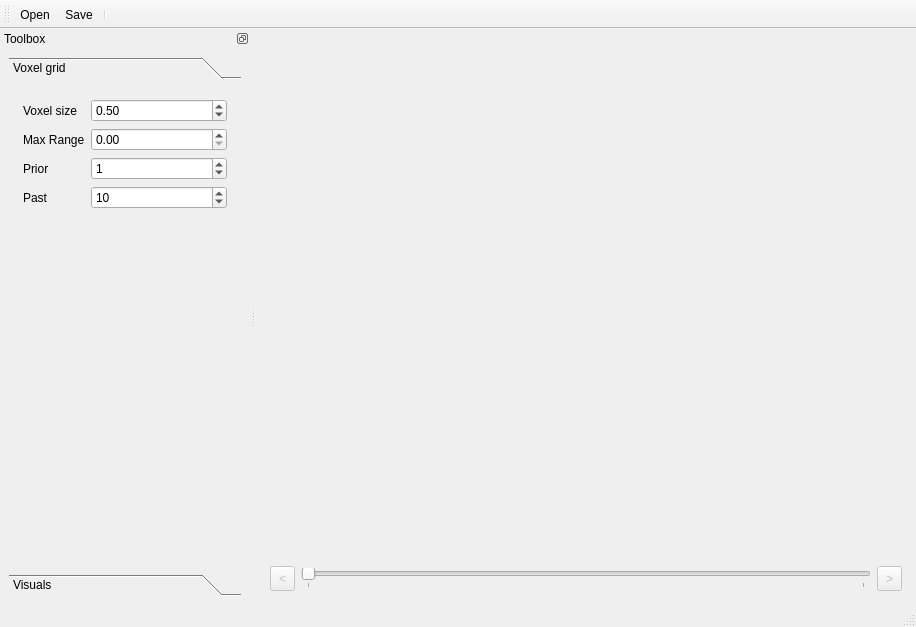
Before: the Qt Designer form src/VoxelizerMainFrame.ui in jbehley/voxelizer, drawn with Qt 5.
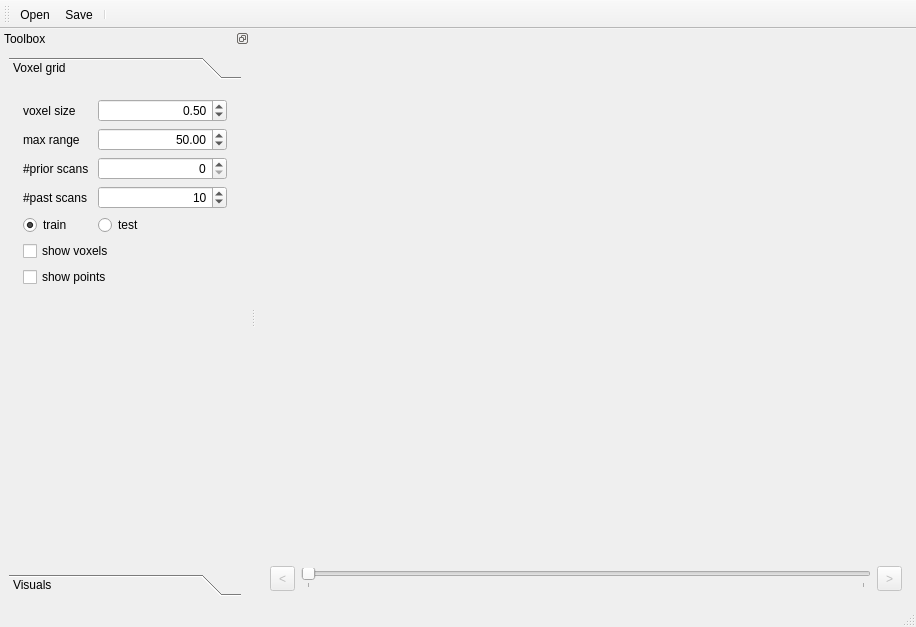
After: the same form once the commit is applied. Custom widgets are drawn as their Qt base class.

Commit message: wip: voxel grid creation.

The edit to the form file:
```diff
--- a/src/VoxelizerMainFrame.ui
+++ b/src/VoxelizerMainFrame.ui
@@ -166,7 +166,7 @@
           <x>0</x>
           <y>0</y>
           <width>232</width>
-          <height>455</height>
+          <height>459</height>
          </rect>
         </property>
         <attribute name="label">
@@ -189,6 +189,9 @@
            </property>
            <item row="0" column="1">
             <widget class="QDoubleSpinBox" name="spinVoxelSize">
+             <property name="alignment">
+              <set>Qt::AlignRight|Qt::AlignTrailing|Qt::AlignVCenter</set>
+             </property>
              <property name="minimum">
               <double>0.010000000000000</double>
              </property>
@@ -203,46 +206,59 @@
            <item row="0" column="0">
             <widget class="QLabel" name="label">
              <property name="text">
-              <string>Voxel size</string>
+              <string>voxel size</string>
              </property>
             </widget>
            </item>
            <item row="1" column="0">
             <widget class="QLabel" name="label_2">
              <property name="text">
-              <string>Max Range</string>
+              <string>max range</string>
              </property>
             </widget>
            </item>
            <item row="1" column="1">
-            <widget class="QDoubleSpinBox" name="spinMaxRange"/>
+            <widget class="QDoubleSpinBox" name="spinMaxRange">
+             <property name="alignment">
+              <set>Qt::AlignRight|Qt::AlignTrailing|Qt::AlignVCenter</set>
+             </property>
+             <property name="value">
+              <double>50.000000000000000</double>
+             </property>
+            </widget>
            </item>
            <item row="2" column="1">
             <widget class="QSpinBox" name="spinPriorScans">
+             <property name="alignment">
+              <set>Qt::AlignRight|Qt::AlignTrailing|Qt::AlignVCenter</set>
+             </property>
              <property name="minimum">
               <number>0</number>
              </property>
              <property name="value">
-              <number>1</number>
+              <number>0</number>
              </property>
             </widget>
            </item>
            <item row="2" column="0">
             <widget class="QLabel" name="label_4">
              <property name="text">
-              <string>Prior</string>
+              <string>#prior scans </string>
              </property>
             </widget>
            </item>
            <item row="3" column="0">
             <widget class="QLabel" name="label_5">
              <property name="text">
-              <string>Past</string>
+              <string>#past scans</string>
              </property>
             </widget>
            </item>
            <item row="3" column="1">
             <widget class="QSpinBox" name="spinPastScans">
+             <property name="alignment">
+              <set>Qt::AlignRight|Qt::AlignTrailing|Qt::AlignVCenter</set>
+             </property>
              <property name="minimum">
               <number>1</number>
              </property>
@@ -251,6 +267,37 @@
              </property>
             </widget>
            </item>
+           <item row="4" column="0">
+            <widget class="QRadioButton" name="rdoTrainVoxels">
+             <property name="text">
+              <string>train</string>
+             </property>
+             <property name="checked">
+              <bool>true</bool>
+             </property>
+            </widget>
+           </item>
+           <item row="4" column="1">
+            <widget class="QRadioButton" name="rdoTestVoxels">
+             <property name="text">
+              <string>test</string>
+             </property>
+            </widget>
+           </item>
+           <item row="6" column="0" colspan="2">
+            <widget class="QCheckBox" name="chkShowPoints">
+             <property name="text">
+              <string>show points</string>
+             </property>
+            </widget>
+           </item>
+           <item row="5" column="0" colspan="2">
+            <widget class="QCheckBox" name="chkShowVoxels">
+             <property name="text">
+              <string>show voxels</string>
+             </property>
+            </widget>
+           </item>
           </layout>
          </item>
          <item>
```
Left out of the diff: 2 changed lines with no effect on the pictures. The commit also changes 11 other files.
